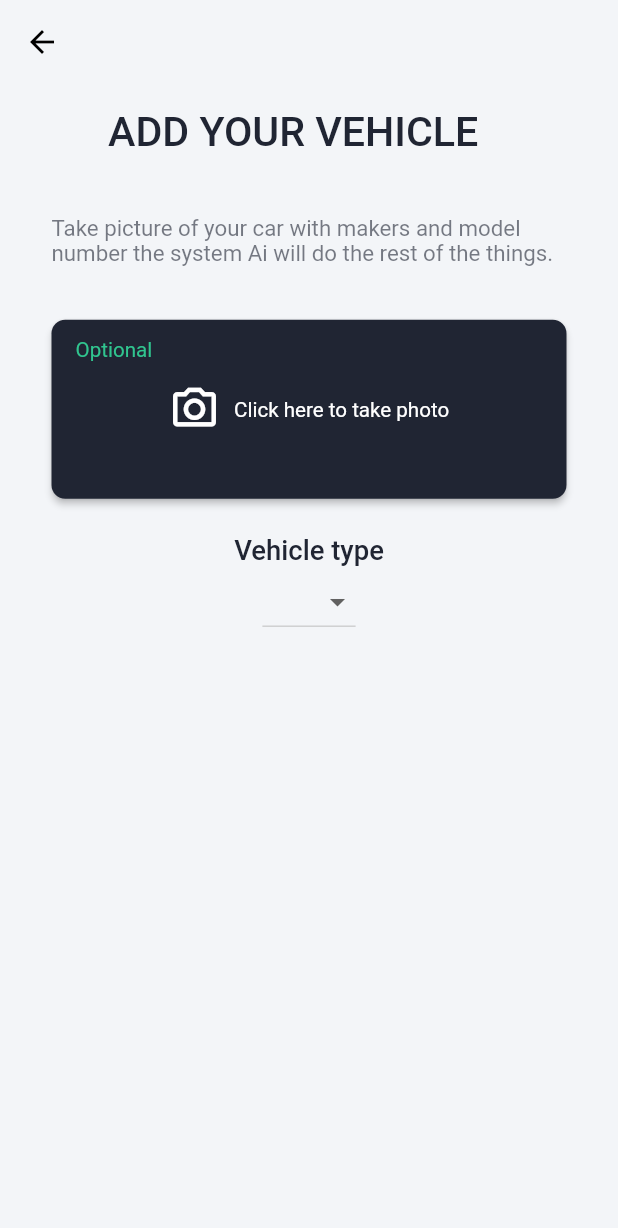
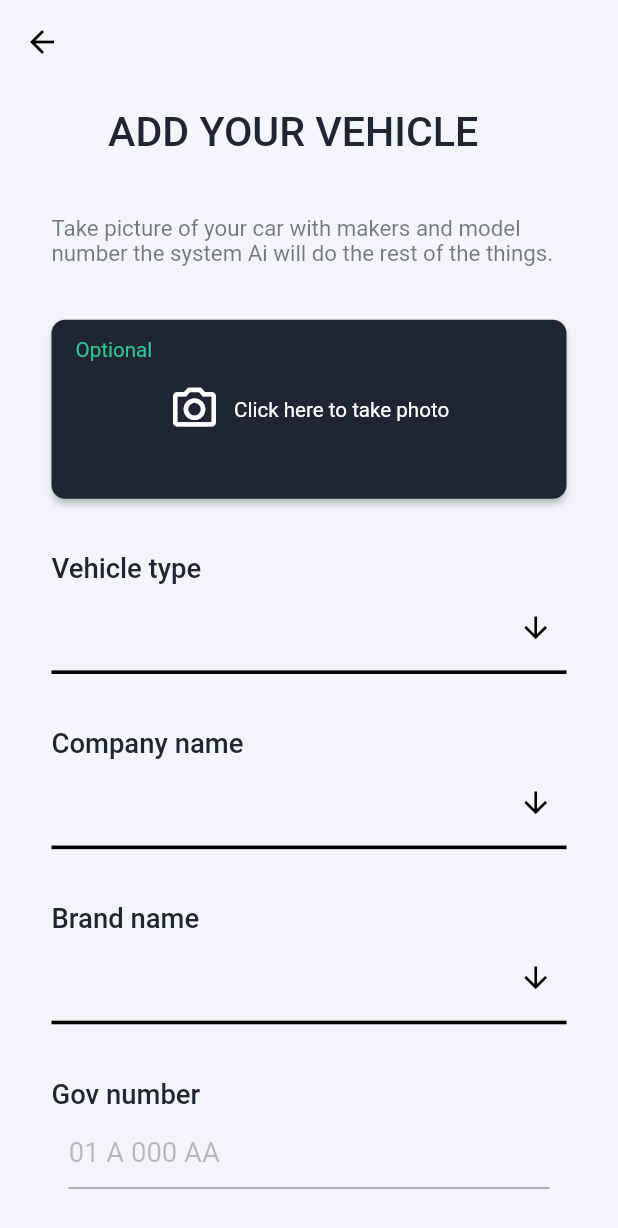
Before and after one commit to farrux025/smart_car_app, a Flutter app: the AddVehicleScreen screen opened by its route, on a phone screen of 412 x 824 dp. Shown: the top 1228 px of the screen. Run offline on Flutter 3.47's test engine with Material 2 defaults, Android fonts, the phone set to English and light mode, and no system bars; our stand-ins replace basic_utils, bloc, carousel_slider, dio, equatable, flutter_bloc and 12 more; missing offline and left inert: custom_timer, fancy_password_field, map_launcher, overscroll_pop, popup_banner, yandex_mapkit; accounts and stored records are empty; statements that could not run were skipped.

Commit message:
FIX SOME BUGS

```diff
--- a/lib/constants/constants.dart
+++ b/lib/constants/constants.dart
@@ -9,6 +9,11 @@ class Mask {
       mask: "(##) ###-##-##",
       filter: {"#": RegExp(r'[0-9]')},
       type: MaskAutoCompletionType.lazy);
+  static MaskTextInputFormatter GOV_NUMBER = MaskTextInputFormatter(
+    mask: "## @ ### @@",
+    filter: {"#": RegExp(r'\d'), "@": RegExp('[A-Z]')},
+    type: MaskAutoCompletionType.lazy,
+  );
 }
 
 bool canValidate(bool? val) {
--- a/lib/views/vehicle/add_vehicle_screen.dart
+++ b/lib/views/vehicle/add_vehicle_screen.dart
@@ -1,7 +1,10 @@
 import 'package:flutter/material.dart';
 import 'package:flutter_screenutil/flutter_screenutil.dart';
+import 'package:geocoding/geocoding.dart';
 import 'package:smart_car_app/components/app_text.dart';
 import 'package:smart_car_app/constants/color.dart';
+import 'package:smart_car_app/constants/constants.dart';
+import 'package:location/location.dart' as loc;
 
 class AddVehicleScreen extends StatefulWidget {
   const AddVehicleScreen({super.key});
@@ -11,8 +14,9 @@ class AddVehicleScreen extends StatefulWidget {
 }
 
 class _AddVehicleScreenState extends State<AddVehicleScreen> {
-  final list = ["Ford", "BMW", "Audi"];
-  String? ddValue;
+  var govNumberController1 = TextEditingController();
+  final vehicleTypeList = ["Car", "Scooter"];
+  String? vehicleTypeValue;
 
   @override
   Widget build(BuildContext context) {
@@ -23,6 +27,9 @@ class _AddVehicleScreenState extends State<AddVehicleScreen> {
           SliverAppBar(
             leading: const BackButton(color: Colors.black),
             expandedHeight: 100.h,
+            pinned: true,
+            floating: true,
+            elevation: 0,
             backgroundColor: AppColor.backgroundColorLight,
             flexibleSpace: FlexibleSpaceBar(
               title: AppText("ADD YOUR VEHICLE",
@@ -80,8 +87,16 @@ class _AddVehicleScreenState extends State<AddVehicleScreen> {
                       ),
                     ),
                   ),
-                  SizedBox(height: 20.h),
-                  dropDown(title: "Vehicle type", elements: list)
+                  SizedBox(height: 30.h),
+                  _dropDown(title: "Vehicle type", elements: vehicleTypeList),
+                  SizedBox(height: 30.h),
+                  _dropDown(title: "Company name", elements: vehicleTypeList),
+                  SizedBox(height: 30.h),
+                  _dropDown(title: "Brand name", elements: vehicleTypeList),
+                  SizedBox(height: 30.h),
+                  _enterNumberField(),
+                  SizedBox(height: 30.h),
+                  _addButton()
                 ],
               ),
             ),
@@ -91,31 +106,105 @@ class _AddVehicleScreenState extends State<AddVehicleScreen> {
     );
   }
 
-  dropDown({required String title, required List<String> elements}) {
+  _dropDown({required String title, required List<String> elements}) {
     return Column(
+      crossAxisAlignment: CrossAxisAlignment.start,
       children: [
         AppText(title,
             size: 16.sp,
             fontWeight: FontWeight.w500,
             textColor: AppColor.textColor),
-        DropdownButton<String>(
-          items: elements.map(buildMenuItem).toList(),
-          onChanged: (value) {
-            setState(() {
-              ddValue = value;
-            });
-          },
+        SizedBox(height: 4.h),
+        Container(
+          padding: EdgeInsets.only(right: 8.w, bottom: 4.h),
+          decoration: BoxDecoration(
+              border:
+                  Border(bottom: BorderSide(color: Colors.black, width: 2.h))),
+          child: DropdownButtonHideUnderline(
+            child: DropdownButton<String>(
+              value: vehicleTypeValue,
+              items: elements.map(_buildMenuItem).toList(),
+              isExpanded: true,
+              iconSize: 20.sp,
+              icon: const Icon(Icons.arrow_downward, color: Colors.black),
+              onChanged: (value) {
+                setState(() {
+                  vehicleTypeValue = value;
+                });
+              },
+            ),
+          ),
         )
       ],
     );
   }
 
-  DropdownMenuItem<String> buildMenuItem(String item) {
+  DropdownMenuItem<String> _buildMenuItem(String item) {
     return DropdownMenuItem(
         value: item,
         child: AppText(item,
             textColor: AppColor.textColor,
             fontWeight: FontWeight.w400,
-            size: 14.sp));
+            size: 15.sp));
+  }
+
+  _addButton() {
+    return Container(
+      decoration: const BoxDecoration(
+          gradient: LinearGradient(
+              colors: [AppColor.buttonLeftColor, AppColor.buttonRightColor])),
+      child: MaterialButton(
+        onPressed: () {
+          _checkGps();
+        },
+        height: 57.sp,
+        minWidth: ScreenUtil().screenWidth,
+        child: AppText("ADD NOW",
+            textColor: AppColor.white,
+            fontWeight: FontWeight.w500,
+            size: 14.sp),
+      ),
+    );
+  }
+
+  _enterNumberField() {
+    return Column(
+      crossAxisAlignment: CrossAxisAlignment.start,
+      children: [
+        AppText("Gov number",
+            size: 16.sp,
+            fontWeight: FontWeight.w500,
+            textColor: AppColor.textColor),
+        SizedBox(height: 4.h),
+        Container(
+          padding: EdgeInsets.symmetric(horizontal: 10.w),
+          child: Form(
+              child: TextFormField(
+            maxLines: 1,
+            decoration: InputDecoration(
+                border: UnderlineInputBorder(
+                    borderSide: BorderSide(color: Colors.black, width: 2.h)),
+                hintText: '01 A 000 AA',
+                hintStyle: TextStyle(
+                    fontSize: 16.sp,
+                    color: Colors.black26,
+                    fontWeight: FontWeight.w400)),
+            keyboardType: TextInputType.text,
+            controller: govNumberController1,
+            textCapitalization: TextCapitalization.characters,
+            autofocus: false,
+            inputFormatters: [Mask.GOV_NUMBER],
+          )),
+        ),
+      ],
+    );
+  }
+
+  var location = loc.Location();
+
+  Future _checkGps() async {
+    if (!await location.serviceEnabled()) {
+      location.requestService();
+    }
   }
 }
--- a/pubspec.yaml
+++ b/pubspec.yaml
@@ -63,6 +63,7 @@ dependencies:
   package_info_plus: ^4.1.0
   carousel_slider: ^4.2.1
   smooth_page_indicator: ^1.1.0
+  location: ^4.4.0
 
 dev_dependencies:
   flutter_test:
```
Also changed, not shown: pubspec.lock, 3 other files.
